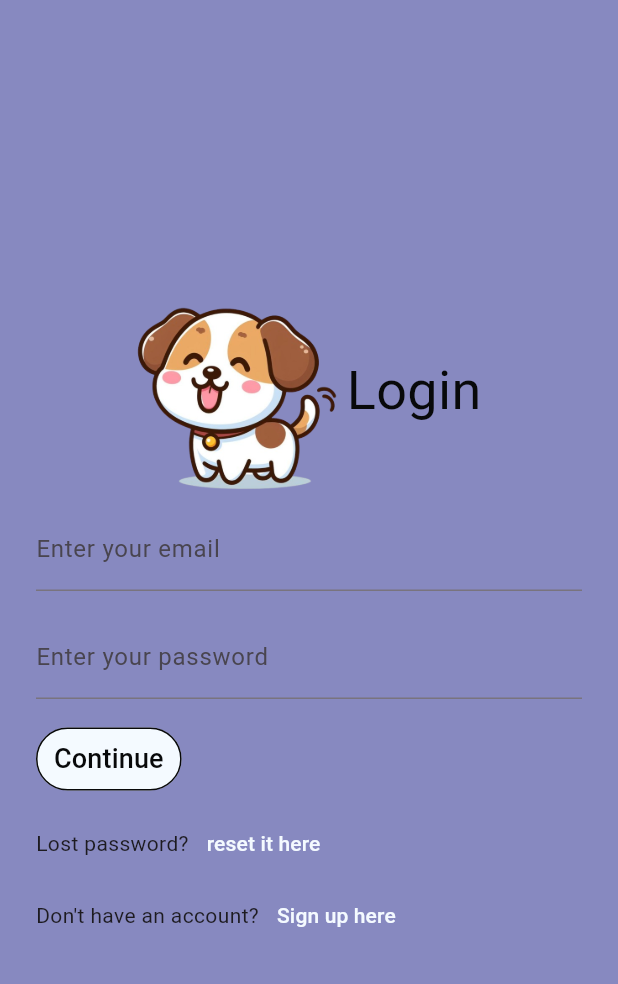
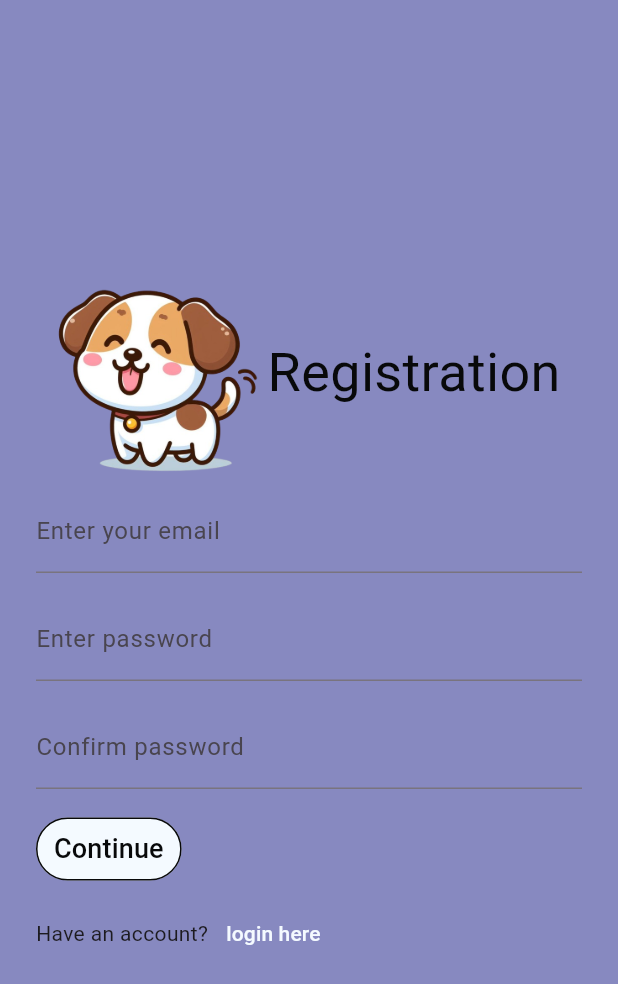
Before and after one commit to zaid223r/pet-adoption, a Flutter app: the Login screen opened directly, after a tap on "Sign up here", on a phone screen of 412 x 824 dp. Shown: the top 984 px of the screen. Run offline on Flutter 3.47's test engine with Material 3 defaults, Android fonts, the phone set to English and light mode, and no system bars; our stand-ins replace flutter_otp_text_field.

```diff
--- a/lib/Login.dart
+++ b/lib/registration/Login.dart
@@ -1,7 +1,8 @@
 import 'dart:math';
 
 import 'package:flutter/material.dart';
-import 'package:pet_adoption/resetPassword/EnterEmail.dart';
+import 'package:pet_adoption/registration/Registration.dart';
+import 'package:pet_adoption/registration/resetPassword/EnterEmail.dart';
 
 class Login extends StatefulWidget {
   const Login({super.key});
@@ -15,7 +16,8 @@ class _LoginState extends State<Login> {
   Widget InputField(String placeHolder) {
     return Padding(
         padding: const EdgeInsets.symmetric(vertical: 8, horizontal: 24),
-        child: TextFormField( //I found this widget after searching https://docs.flutter.dev/cookbook/forms/text-input
+        child: TextFormField(
+          //I found this widget after searching https://docs.flutter.dev/cookbook/forms/text-input
           decoration: InputDecoration(
               border: const UnderlineInputBorder(), labelText: placeHolder),
         ));
@@ -26,30 +28,50 @@ class _LoginState extends State<Login> {
     return Padding(
       padding: const EdgeInsets.symmetric(vertical: 8, horizontal: 24),
       child: TextButton(
-        onPressed: () {},
-      style: TextButton.styleFrom(side: const BorderSide(color: Color.fromARGB(255, 8, 9, 10)),backgroundColor: const Color.fromARGB(255, 244, 250, 255)),
+        onPressed: () {
+          // Navigator.push(context,
+          //     MaterialPageRoute(builder: (context) => const Registration()));
+        },
+        style: TextButton.styleFrom(
+            side: const BorderSide(color: Color.fromARGB(255, 8, 9, 10)),
+            backgroundColor: const Color.fromARGB(255, 244, 250, 255)),
         child: const Text(
           "Continue",
           style: TextStyle(fontSize: 18, color: Color.fromARGB(255, 8, 9, 10)),
-        ),),
+        ),
+      ),
     );
   }
 
   // ignore: non_constant_identifier_names
-  Widget OtherButtons(String label, String otherpage){
-    return Padding(padding: const EdgeInsets.symmetric(vertical: 0, horizontal: 24), child: Row(
+  Widget OtherButtons(String label, String otherpage) {
+    return Padding(
+      padding: const EdgeInsets.symmetric(vertical: 0, horizontal: 24),
+      child: Row(
         mainAxisAlignment: MainAxisAlignment.start,
         children: [
           Text(label),
-        TextButton(onPressed: (){
+          TextButton(
+            onPressed: () {
               if (otherpage == "reset it here") {
-            Navigator.push(context, MaterialPageRoute(builder: (context)=> const Enteremail()));
+                Navigator.push(
+                    context,
+                    MaterialPageRoute(
+                        builder: (context) => const Enteremail()));
               } else {
-
+                Navigator.push(
+                    context,
+                    MaterialPageRoute(
+                        builder: (context) => const Registration()));
               }
-        }, child: Text(otherpage,style: const TextStyle(color: Color.fromARGB(255, 244, 250, 255))),)
+            },
+            child: Text(otherpage,
+                style:
+                    const TextStyle(color: Color.fromARGB(255, 244, 250, 255))),
+          )
         ],
-    ),);
+      ),
+    );
   }
 
   @override
@@ -86,10 +108,9 @@ class _LoginState extends State<Login> {
                       ),
                       InputField("Enter your email"),
                       InputField("Enter your password"),
+                      OtherButtons("Lost password?", "reset it here"),
                       ContinueButton(),
-                      OtherButtons("Lost password?", "reset it here"),
                       OtherButtons("Don't have an account?", "Sign up here"),
-
                     ]))));
   }
 }
--- /dev/null
+++ b/lib/registration/Registration.dart
@@ -0,0 +1,123 @@
+import 'dart:math';
+
+import 'package:flutter/material.dart';
+import 'package:pet_adoption/registration/Login.dart';
+
+class Registration extends StatefulWidget {
+  const Registration({super.key});
+
+  @override
+  State<Registration> createState() => _RegistrationState();
+}
+
+class _RegistrationState extends State<Registration> {
+
+  // ignore: non_constant_identifier_names
+  Widget InputField(String placeHolder) {
+    return Padding(
+        padding: const EdgeInsets.symmetric(vertical: 8, horizontal: 24),
+        child: TextFormField(
+          //I found this widget after searching https://docs.flutter.dev/cookbook/forms/text-input
+          decoration: InputDecoration(
+              border: const UnderlineInputBorder(), labelText: placeHolder),
+        ));
+  }
+
+  // ignore: non_constant_identifier_names
+  Widget Button(String type) {
+    Color mainColor;
+    Color altColor;
+
+    if (type == "Continue") {
+      mainColor = const Color.fromARGB(255, 8, 9, 10);
+      altColor = const Color.fromARGB(255, 244, 250, 255);
+    } else {
+      altColor = const Color.fromARGB(255, 8, 9, 10);
+      mainColor = const Color.fromARGB(255, 244, 250, 255);
+    }
+    return Padding(
+      padding: const EdgeInsets.symmetric(vertical: 8, horizontal: 24),
+      child: TextButton(
+        onPressed: () {
+          if (type == "Back") {
+            Navigator.pop(context);
+          } else {
+            // Navigator.push(context, MaterialPageRoute(builder: (context) => const ));
+          }
+        },
+      style: TextButton.styleFrom(side: BorderSide(color: mainColor),backgroundColor: altColor ),
+        child: Text(
+          type,
+          style: TextStyle(fontSize: 18, color: mainColor),
+        ),),
+    );
+  }
+
+  // ignore: non_constant_identifier_names
+  Widget OtherButtons(String label, String otherpage) {
+    return Padding(
+      padding: const EdgeInsets.symmetric(vertical: 0, horizontal: 24),
+      child: Row(
+        mainAxisAlignment: MainAxisAlignment.start,
+        children: [
+          Text(label),
+          TextButton(
+            onPressed: () {
+              if (otherpage == "reset it here") {
+                        // builder: (context) => const Enteremail()));
+              } else {
+                Navigator.push(
+                    context,
+                    MaterialPageRoute(
+                        builder: (context) => const Login()));
+              }
+            },
+            child: Text(otherpage,
+                style:
+                    const TextStyle(color: Color.fromARGB(255, 244, 250, 255))),
+          )
+        ],
+      ),
+    );
+  }
+
+  @override
+  Widget build(BuildContext context) {
+    Random random = Random();
+    int randomNumber = 1 + random.nextInt(3);
+
+    return Scaffold(
+        body: SafeArea(
+            child: Container(
+                color: const Color.fromARGB(255, 135, 137, 192),
+                height: double.infinity,
+                width: double.infinity,
+                child: Column(
+                    mainAxisAlignment: MainAxisAlignment.center,
+                    crossAxisAlignment: CrossAxisAlignment.start,
+                    children: [
+                      Row(
+                        mainAxisAlignment: MainAxisAlignment.center,
+                        children: [
+                          Image(
+                            image: AssetImage(
+                                "images/splashscreen/pet$randomNumber.png"),
+                            height: 140,
+                            width: 140,
+                          ),
+                          const Text(
+                            "Registration",
+                            style: TextStyle(
+                                fontSize: 36,
+                                color: Color.fromARGB(255, 8, 9, 10)),
+                          )
+                        ],
+                      ),
+                      InputField("Enter your email"),
+                      InputField("Enter password"),
+                      InputField("Confirm password"),
+                      Button("Continue"),
+                      OtherButtons("Have an account?", "login here")
+                    ]))));
+  }
+}
--- a/lib/resetPassword/EnterEmail.dart
+++ b/lib/registration/resetPassword/EnterEmail.dart
@@ -1,7 +1,7 @@
 import 'dart:math';
 
 import 'package:flutter/material.dart';
-import 'package:pet_adoption/resetPassword/Otp.dart';
+import 'package:pet_adoption/registration/resetPassword/Otp.dart';
 
 class Enteremail extends StatefulWidget {
   const Enteremail({super.key});
--- a/lib/SplashScreen.dart
+++ b/lib/splashscreen/SplashScreen.dart
@@ -1,6 +1,6 @@
 import 'package:flutter/material.dart';
 import 'dart:math';
-import 'Login.dart';
+import '../registration/Login.dart';
 
 class Splashscreen extends StatefulWidget {
   const Splashscreen({super.key});
--- a/pubspec.yaml
+++ b/pubspec.yaml
@@ -62,6 +62,9 @@ flutter:
   # To add assets to your application, add an assets section, like this:
   assets:
     - images/splashscreen/
+    - images/dogs/
+    - images/cats/
+    - images/birds/
   #   - images/a_dot_ham.jpeg
 
   # An image asset can refer to one or more resolution-specific "variants", see
```
Also changed, not shown: lib/main.dart (+127 -1 lines), lib/registration/resetPassword/Otp.dart (renamed from lib/resetPassword/ResetPassword.dart, +9 -18 lines), lib/registration/resetPassword/ResetPassword.dart (renamed from lib/resetPassword/Otp.dart, +18 -9 lines), images/birds/bird1.png (added), images/birds/bird2.png (added), images/birds/bird3.png (added), images/cats/cat1.png (added), images/cats/cat2.png (added), images/cats/cat3.png (added), images/dogs/dog1.png (added), images/dogs/dog2.png (added), images/dogs/dog3.png (added). Lines whose indentation alone changed are shown as unchanged.
